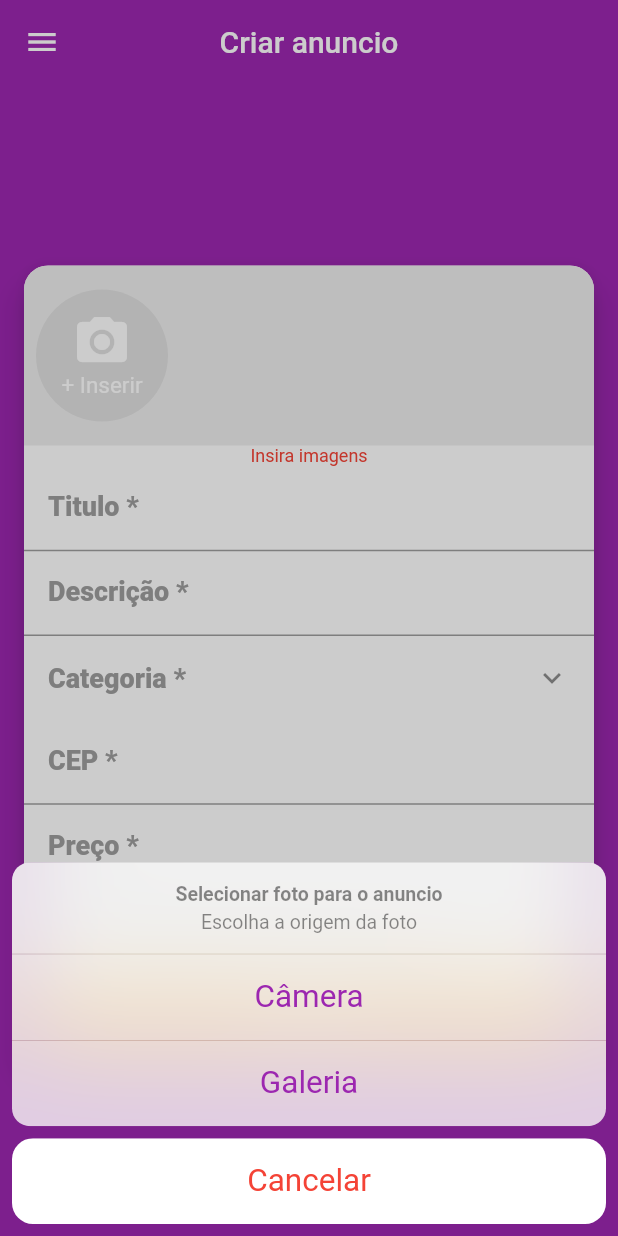
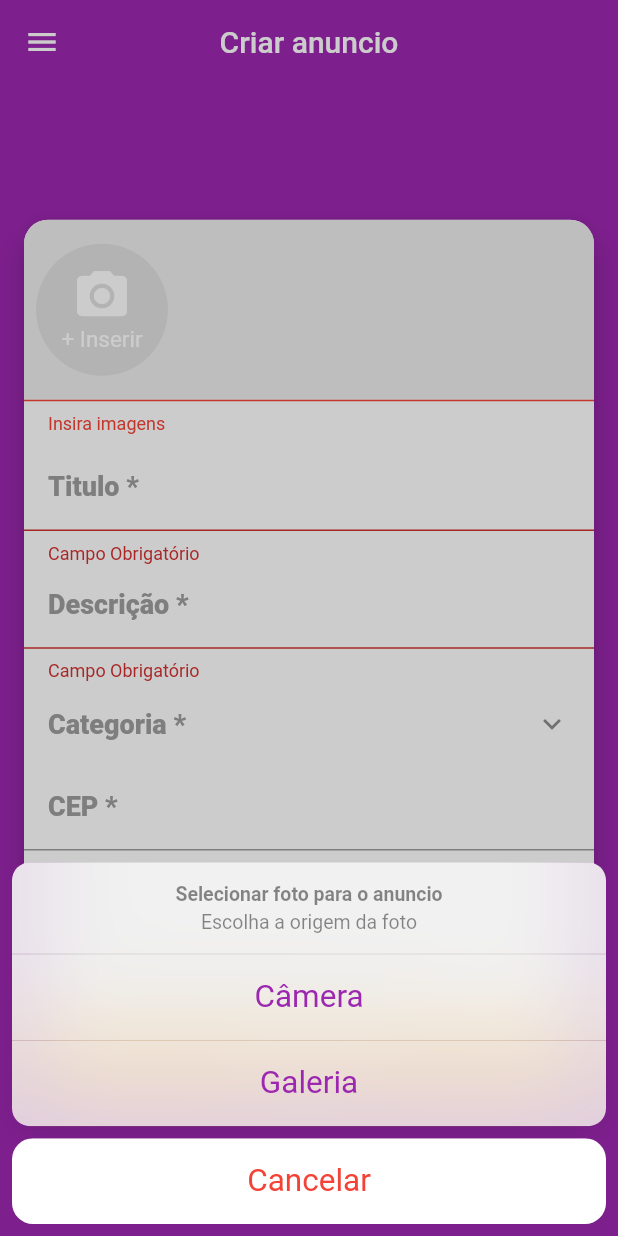
Before and after one commit to leomoreira597/XLO, a Flutter app: the CreateScreen screen opened directly, after a tap on "+ Inserir", on a phone screen of 412 x 824 dp. Run offline on Flutter 3.47's test engine with Material 2 defaults, Android fonts, the phone set to English and light mode, and no system bars; our stand-ins replace brasil_fields, dio, flutter_mobx, get_it, image_cropper, image_picker and 3 more; accounts and stored records are empty; generated files the repository leaves out were written again; network calls fail.

Commit message:
Validação de campo imagem e campo titulo e campo descrição concluidas

```diff
--- a/lib/componets/imagesfield.dart
+++ b/lib/componets/imagesfield.dart
@@ -91,9 +91,17 @@ class ImagesField extends StatelessWidget {
             },
           ),
         ),
+        Observer(builder: (_){
           if(createStore.imagesError != null)
-          Container(
+            return Container(
               child: Container(
+                  alignment: Alignment.centerLeft,
+                  decoration: BoxDecoration(
+                    border: Border(
+                      top: BorderSide(color: Colors.red),
+                    ),
+                  ),
+                  padding: const EdgeInsets.fromLTRB(16, 8, 0, 8),
                   child: Text(
                     createStore.imagesError as String,
                     style: TextStyle(
@@ -102,8 +110,9 @@ class ImagesField extends StatelessWidget {
                     ),
                   )
               ) ,
-          )
-
+            );
+          else return Container();
+        }),
       ],
     );
   }
--- a/lib/stores/create_store.dart
+++ b/lib/stores/create_store.dart
@@ -22,6 +22,46 @@ abstract class _CreateStore with Store {
   }
 
   @observable
+  String title = '';
+
+  @action
+  void setTitle(String value) => title = value;
+
+  @computed
+  bool get titleValid => title.length >= 6;
+  String? get titleError{
+    if(titleValid) {
+      return null;
+    }
+    else if(title.isEmpty) {
+      return 'Campo Obrigatório';
+    }
+    else {
+      return 'Título muito curto';
+    }
+  }
+
+  @observable
+  String description = '';
+
+  @action
+  void setDescription(String value) => description = value;
+
+  @computed
+  bool get descriptionValid => description.length >= 20;
+  String? get descriptionError{
+    if(descriptionValid){
+      return null;
+    }
+    else if(description.isEmpty){
+      return 'Campo Obrigatório';
+    }
+    else{
+      return 'Descrição muito curta';
+    }
+  }
+
+  @observable
   Category? category;
 
   @action
--- a/lib/ui/create_screen.dart
+++ b/lib/ui/create_screen.dart
@@ -2,6 +2,7 @@ import 'package:brasil_fields/brasil_fields.dart';
 import 'package:flutter/cupertino.dart';
 import 'package:flutter/material.dart';
 import 'package:flutter/services.dart';
+import 'package:flutter_mobx/flutter_mobx.dart';
 import 'package:xlo_mobx/componets/category_field.dart';
 import 'package:xlo_mobx/componets/cep_field.dart';
 import 'package:xlo_mobx/componets/custom_drawer/custom_drawer.dart';
@@ -47,21 +48,29 @@ class CreateScreen extends StatelessWidget {
               mainAxisSize: MainAxisSize.min,
               children: [
                 ImagesField(createStore),
-                TextFormField(
+                Observer(builder: (_){
+                  return TextFormField(
+                    onChanged: createStore.setTitle,
                     decoration: InputDecoration(
                       labelText: 'Titulo *',
                       labelStyle: labelStlye,
                       contentPadding: contentPadding,
+                      errorText: createStore.titleError,
                     ),
-                ),
-                TextFormField(
+                  );
+                }),
+                Observer(builder: (_){
+                  return TextFormField(
+                    onChanged: createStore.setDescription,
                     decoration: InputDecoration(
                       labelText: 'Descrição *',
                       labelStyle: labelStlye,
                       contentPadding: contentPadding,
+                      errorText: createStore.descriptionError,
                     ),
                     maxLines: null,
-                ),
+                  );
+                }),
                 CategoryField(createStore),
                 CepField(),
                 TextFormField(
```
Also changed, not shown: lib/stores/create_store.g.dart. Lines whose indentation alone changed are shown as unchanged.
